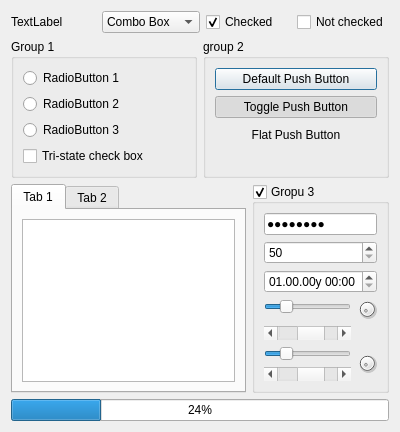
First picture: the form in src/widgets.ui, repository aoloe/python-tutorial-qt, before the edit.
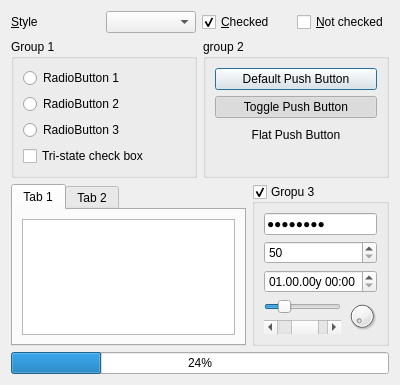
Second picture: the form after the edit. Custom widgets are drawn as their Qt base class.

Commit message: add the widgets preview

```diff
--- a/src/widgets.ui
+++ b/src/widgets.ui
@@ -1,7 +1,7 @@
 <?xml version="1.0" encoding="UTF-8"?>
 <ui version="4.0">
- <class>Dialog</class>
- <widget class="QDialog" name="Dialog">
+ <class>WidgetsDialog</class>
+ <widget class="Dialog" name="WidgetsDialog">
   <property name="geometry">
    <rect>
     <x>0</x>
@@ -27,7 +27,7 @@
         </attribute>
         <layout class="QHBoxLayout" name="horizontalLayout_3">
          <item>
-          <widget class="QTableView" name="tableView"/>
+          <widget class="QTableWidget" name="tableWidget"/>
          </item>
         </layout>
        </widget>
@@ -79,43 +79,6 @@
           </property>
          </widget>
         </item>
-        <item>
-         <layout class="QGridLayout" name="gridLayout" columnstretch="0,0">
-          <item row="1" column="0">
-           <widget class="QSlider" name="horizontalSlider">
-            <property name="value">
-             <number>20</number>
-            </property>
-            <property name="orientation">
-             <enum>Qt::Horizontal</enum>
-            </property>
-           </widget>
-          </item>
-          <item row="3" column="0">
-           <widget class="QScrollBar" name="horizontalScrollBar">
-            <property name="value">
-             <number>60</number>
-            </property>
-            <property name="orientation">
-             <enum>Qt::Horizontal</enum>
-            </property>
-           </widget>
-          </item>
-          <item row="1" column="1" rowspan="2">
-           <widget class="QDial" name="dial">
-            <property name="maximumSize">
-             <size>
-              <width>20</width>
-              <height>20</height>
-             </size>
-            </property>
-            <property name="maximum">
-             <number>100</number>
-            </property>
-           </widget>
-          </item>
-         </layout>
-        </item>
         <item>
          <layout class="QHBoxLayout" name="horizontalLayout_6">
           <item>
@@ -146,8 +109,8 @@
            <widget class="QDial" name="dial_2">
             <property name="maximumSize">
              <size>
-              <width>20</width>
-              <height>20</height>
+              <width>30</width>
+              <height>30</height>
              </size>
             </property>
            </widget>
@@ -293,7 +256,10 @@
      <item>
       <widget class="QLabel" name="label">
        <property name="text">
-        <string>TextLabel</string>
+        <string>&amp;Style</string>
+       </property>
+       <property name="buddy">
+        <cstring>comboBox</cstring>
        </property>
       </widget>
      </item>
@@ -301,12 +267,7 @@
       <widget class="QComboBox" name="comboBox">
        <item>
         <property name="text">
-         <string>Combo Box</string>
-        </property>
-       </item>
-       <item>
-        <property name="text">
-         <string>Second Item</string>
+         <string/>
         </property>
        </item>
       </widget>
@@ -314,7 +275,7 @@
      <item>
       <widget class="QCheckBox" name="checkBox_2">
        <property name="text">
-        <string>Checked</string>
+        <string>&amp;Checked</string>
        </property>
        <property name="checked">
         <bool>true</bool>
@@ -324,7 +285,7 @@
      <item>
       <widget class="QCheckBox" name="checkBox_3">
        <property name="text">
-        <string>Not checked</string>
+        <string>&amp;Not checked</string>
        </property>
       </widget>
      </item>
@@ -332,6 +293,14 @@
    </item>
   </layout>
  </widget>
+ <customwidgets>
+  <customwidget>
+   <class>Dialog</class>
+   <extends>QWidget</extends>
+   <header>dialog.h</header>
+   <container>1</container>
+  </customwidget>
+ </customwidgets>
  <resources/>
  <connections/>
 </ui>
```
The commit also changes 3 other files.
